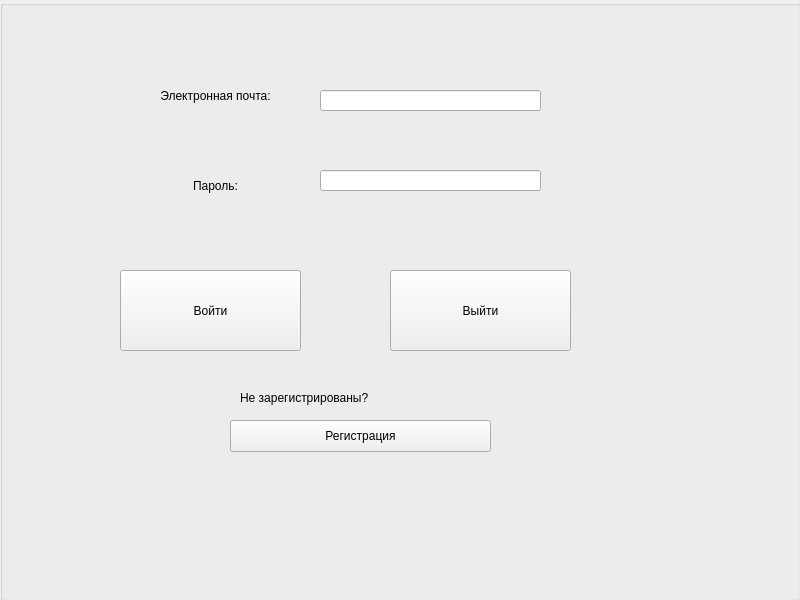
Before: the Qt Designer form GreyHound/loginpage.ui in ProteusP/GreyHound-hiring-desktop-app, drawn with Qt 5.
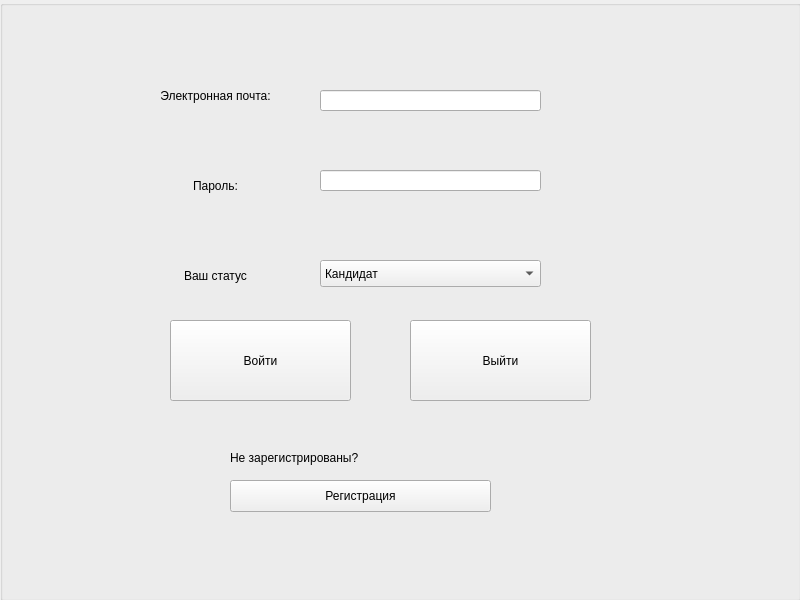
After: the same form once the commit is applied.

Commit message: status transfer to mainwindow andclangformat

The edit to the form file:
```diff
--- a/GreyHound/loginpage.ui
+++ b/GreyHound/loginpage.ui
@@ -89,8 +89,8 @@
    <widget class="QPushButton" name="loginPB">
     <property name="geometry">
      <rect>
-      <x>120</x>
-      <y>270</y>
+      <x>170</x>
+      <y>320</y>
       <width>181</width>
       <height>81</height>
      </rect>
@@ -102,8 +102,8 @@
    <widget class="QPushButton" name="exitPB">
     <property name="geometry">
      <rect>
-      <x>390</x>
-      <y>270</y>
+      <x>410</x>
+      <y>320</y>
       <width>181</width>
       <height>81</height>
      </rect>
@@ -115,8 +115,8 @@
    <widget class="QLabel" name="registerLabel">
     <property name="geometry">
      <rect>
-      <x>240</x>
-      <y>390</y>
+      <x>230</x>
+      <y>450</y>
       <width>241</width>
       <height>16</height>
      </rect>
@@ -129,7 +129,7 @@
     <property name="geometry">
      <rect>
       <x>230</x>
-      <y>420</y>
+      <y>480</y>
       <width>261</width>
       <height>32</height>
      </rect>
@@ -138,6 +138,42 @@
      <string>Регистрация</string>
     </property>
    </widget>
+   <widget class="QLabel" name="statusLabel">
+    <property name="geometry">
+     <rect>
+      <x>130</x>
+      <y>240</y>
+      <width>171</width>
+      <height>71</height>
+     </rect>
+    </property>
+    <property name="text">
+     <string>Ваш статус</string>
+    </property>
+    <property name="alignment">
+     <set>Qt::AlignmentFlag::AlignCenter</set>
+    </property>
+   </widget>
+   <widget class="QComboBox" name="statusComboBox">
+    <property name="geometry">
+     <rect>
+      <x>320</x>
+      <y>260</y>
+      <width>221</width>
+      <height>27</height>
+     </rect>
+    </property>
+    <item>
+     <property name="text">
+      <string>Кандидат</string>
+     </property>
+    </item>
+    <item>
+     <property name="text">
+      <string>Работодатель</string>
+     </property>
+    </item>
+   </widget>
   </widget>
  </widget>
  <resources/>
```
The commit also changes 28 other files.
